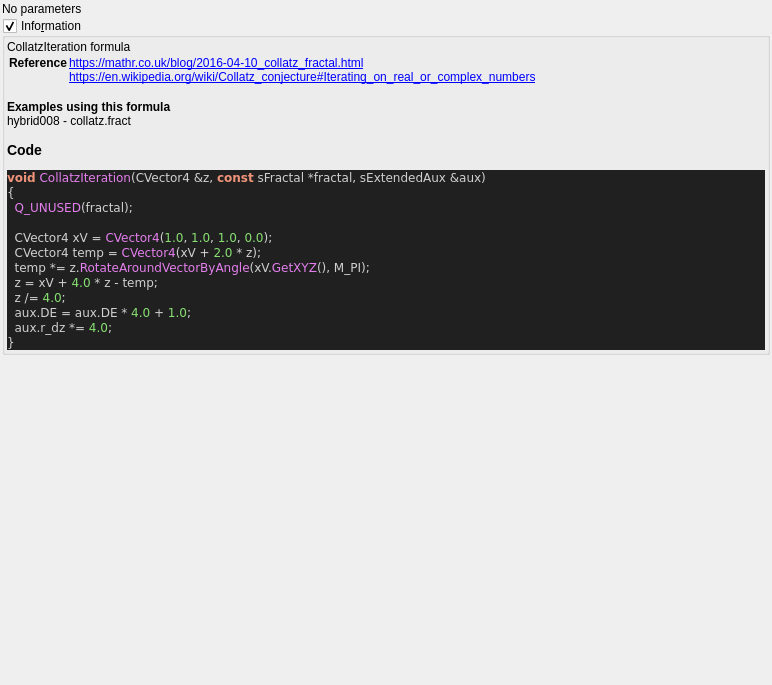
Qt form mandelbulber2/formula/ui/fractal_collatz.ui (buddhi1980/mandelbulber2) before a commit.
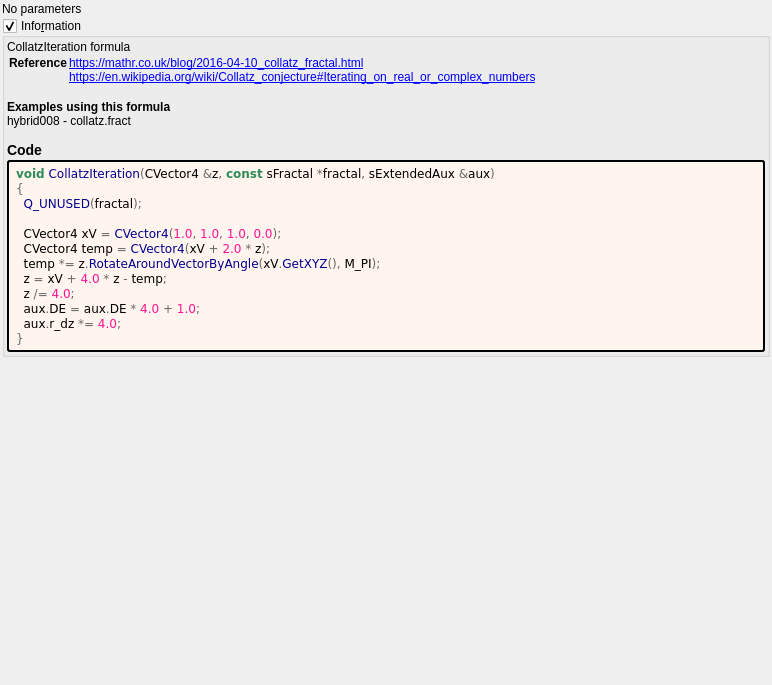
The same form after that commit. Custom widgets are drawn as their Qt base class.

What changed in the file:
```diff
--- a/mandelbulber2/formula/ui/fractal_collatz.ui
+++ b/mandelbulber2/formula/ui/fractal_collatz.ui
@@ -64,27 +64,42 @@
        <number>2</number>
       </property>
       <item>
-       <widget class="QLabel" name="label_code_content">
+	   <widget class="QLabel" name="label_information_general">
         <property name="text">
          <string notr="true">&lt;p&gt;CollatzIteration formula&lt;/p&gt;&lt;table&gt;
 &lt;tr&gt;&lt;th&gt;Reference&lt;/th&gt;&lt;td&gt;&lt;a href=&quot;https://mathr.co.uk/blog/2016-04-10_collatz_fractal.html&quot;&gt;https://mathr.co.uk/blog/2016-04-10_collatz_fractal.html&lt;br&gt;
 &lt;a href=&quot;https://en.wikipedia.org/wiki/Collatz_conjecture#Iterating_on_real_or_complex_numbers&quot;&gt;https://en.wikipedia.org/wiki/Collatz_conjecture#Iterating_on_real_or_complex_numbers&lt;br&gt;
 &lt;/td&gt;&lt;/tr&gt;
 &lt;/table&gt;
-&lt;br&gt;&lt;b&gt;Examples using this formula&lt;/b&gt;&lt;br&gt;hybrid008 - collatz.fract&lt;h3&gt;Code&lt;/h3&gt;
-&lt;body style=&quot;background-color:#202020&quot;&gt;
-&lt;pre style=&quot;color:#d0d0d0; background-color:#202020;  font-family:'Courier New',monospace;&quot;&gt;&lt;span style=&quot;color:#f09479; font-weight:bold&quot;&gt;void&lt;/span&gt; &lt;span style=&quot;color:#e47eed&quot;&gt;CollatzIteration&lt;/span&gt;&lt;span style=&quot;color:#d0d0d0&quot;&gt;(&lt;/span&gt;CVector4 &lt;span style=&quot;color:#d0d0d0&quot;&gt;&amp;amp;&lt;/span&gt;z&lt;span style=&quot;color:#d0d0d0&quot;&gt;,&lt;/span&gt; &lt;span style=&quot;color:#f09479; font-weight:bold&quot;&gt;const&lt;/span&gt; sFractal &lt;span style=&quot;color:#d0d0d0&quot;&gt;*&lt;/span&gt;fractal&lt;span style=&quot;color:#d0d0d0&quot;&gt;,&lt;/span&gt; sExtendedAux &lt;span style=&quot;color:#d0d0d0&quot;&gt;&amp;amp;&lt;/span&gt;aux&lt;span style=&quot;color:#d0d0d0&quot;&gt;)&lt;/span&gt;
-&lt;span style=&quot;color:#d0d0d0&quot;&gt;{&lt;/span&gt;
-  &lt;span style=&quot;color:#e47eed&quot;&gt;Q_UNUSED&lt;/span&gt;&lt;span style=&quot;color:#d0d0d0&quot;&gt;(&lt;/span&gt;fractal&lt;span style=&quot;color:#d0d0d0&quot;&gt;);&lt;/span&gt;
+&lt;br&gt;&lt;b&gt;Examples using this formula&lt;/b&gt;&lt;br&gt;hybrid008 - collatz.fract&lt;h3&gt;Code&lt;/h3&gt;</string>
+		</property>
+		<property name="wordWrap">
+		 <bool>true</bool>
+		</property>
+		<property name="openExternalLinks">
+		 <bool>true</bool>
+		</property>
+		<property name="textInteractionFlags">
+		 <set>Qt::LinksAccessibleByMouse|Qt::TextSelectableByMouse</set>
+		</property>
+		</widget>
+	   </item>
+	   <item>
+	    <widget class="QLabel" name="label_code_content">
+		 <property name="text">
+		  <string notr="true">&lt;body style=&quot;background-color:#fff5ee&quot;&gt;
+&lt;pre style=&quot;color:#000000; background-color:#fff5ee;  font-family:'Courier New',monospace;&quot;&gt;&lt;span style=&quot;color:#2e8b57; font-weight:bold&quot;&gt;void&lt;/span&gt; &lt;span style=&quot;color:#00008f&quot;&gt;CollatzIteration&lt;/span&gt;&lt;span style=&quot;color:#676767&quot;&gt;(&lt;/span&gt;CVector4 &lt;span style=&quot;color:#676767&quot;&gt;&amp;amp;&lt;/span&gt;z&lt;span style=&quot;color:#676767&quot;&gt;,&lt;/span&gt; &lt;span style=&quot;color:#2e8b57; font-weight:bold&quot;&gt;const&lt;/span&gt; sFractal &lt;span style=&quot;color:#676767&quot;&gt;*&lt;/span&gt;fractal&lt;span style=&quot;color:#676767&quot;&gt;,&lt;/span&gt; sExtendedAux &lt;span style=&quot;color:#676767&quot;&gt;&amp;amp;&lt;/span&gt;aux&lt;span style=&quot;color:#676767&quot;&gt;)&lt;/span&gt;
+&lt;span style=&quot;color:#676767&quot;&gt;{&lt;/span&gt;
+  &lt;span style=&quot;color:#00008f&quot;&gt;Q_UNUSED&lt;/span&gt;&lt;span style=&quot;color:#676767&quot;&gt;(&lt;/span&gt;fractal&lt;span style=&quot;color:#676767&quot;&gt;);&lt;/span&gt;
 
-  CVector4 xV &lt;span style=&quot;color:#d0d0d0&quot;&gt;=&lt;/span&gt; &lt;span style=&quot;color:#e47eed&quot;&gt;CVector4&lt;/span&gt;&lt;span style=&quot;color:#d0d0d0&quot;&gt;(&lt;/span&gt;&lt;span style=&quot;color:#87df71&quot;&gt;1.0&lt;/span&gt;&lt;span style=&quot;color:#d0d0d0&quot;&gt;,&lt;/span&gt; &lt;span style=&quot;color:#87df71&quot;&gt;1.0&lt;/span&gt;&lt;span style=&quot;color:#d0d0d0&quot;&gt;,&lt;/span&gt; &lt;span style=&quot;color:#87df71&quot;&gt;1.0&lt;/span&gt;&lt;span style=&quot;color:#d0d0d0&quot;&gt;,&lt;/span&gt; &lt;span style=&quot;color:#87df71&quot;&gt;0.0&lt;/span&gt;&lt;span style=&quot;color:#d0d0d0&quot;&gt;);&lt;/span&gt;
-  CVector4 temp &lt;span style=&quot;color:#d0d0d0&quot;&gt;=&lt;/span&gt; &lt;span style=&quot;color:#e47eed&quot;&gt;CVector4&lt;/span&gt;&lt;span style=&quot;color:#d0d0d0&quot;&gt;(&lt;/span&gt;xV &lt;span style=&quot;color:#d0d0d0&quot;&gt;+&lt;/span&gt; &lt;span style=&quot;color:#87df71&quot;&gt;2.0&lt;/span&gt; &lt;span style=&quot;color:#d0d0d0&quot;&gt;*&lt;/span&gt; z&lt;span style=&quot;color:#d0d0d0&quot;&gt;);&lt;/span&gt;
-  temp &lt;span style=&quot;color:#d0d0d0&quot;&gt;*=&lt;/span&gt; z&lt;span style=&quot;color:#d0d0d0&quot;&gt;.&lt;/span&gt;&lt;span style=&quot;color:#e47eed&quot;&gt;RotateAroundVectorByAngle&lt;/span&gt;&lt;span style=&quot;color:#d0d0d0&quot;&gt;(&lt;/span&gt;xV&lt;span style=&quot;color:#d0d0d0&quot;&gt;.&lt;/span&gt;&lt;span style=&quot;color:#e47eed&quot;&gt;GetXYZ&lt;/span&gt;&lt;span style=&quot;color:#d0d0d0&quot;&gt;(),&lt;/span&gt; M_PI&lt;span style=&quot;color:#d0d0d0&quot;&gt;);&lt;/span&gt;
-  z &lt;span style=&quot;color:#d0d0d0&quot;&gt;=&lt;/span&gt; xV &lt;span style=&quot;color:#d0d0d0&quot;&gt;+&lt;/span&gt; &lt;span style=&quot;color:#87df71&quot;&gt;4.0&lt;/span&gt; &lt;span style=&quot;color:#d0d0d0&quot;&gt;*&lt;/span&gt; z &lt;span style=&quot;color:#d0d0d0&quot;&gt;-&lt;/span&gt; temp&lt;span style=&quot;color:#d0d0d0&quot;&gt;;&lt;/span&gt;
-  z &lt;span style=&quot;color:#d0d0d0&quot;&gt;/=&lt;/span&gt; &lt;span style=&quot;color:#87df71&quot;&gt;4.0&lt;/span&gt;&lt;span style=&quot;color:#d0d0d0&quot;&gt;;&lt;/span&gt;
-  aux&lt;span style=&quot;color:#d0d0d0&quot;&gt;.&lt;/span&gt;DE &lt;span style=&quot;color:#d0d0d0&quot;&gt;=&lt;/span&gt; aux&lt;span style=&quot;color:#d0d0d0&quot;&gt;.&lt;/span&gt;DE &lt;span style=&quot;color:#d0d0d0&quot;&gt;*&lt;/span&gt; &lt;span style=&quot;color:#87df71&quot;&gt;4.0&lt;/span&gt; &lt;span style=&quot;color:#d0d0d0&quot;&gt;+&lt;/span&gt; &lt;span style=&quot;color:#87df71&quot;&gt;1.0&lt;/span&gt;&lt;span style=&quot;color:#d0d0d0&quot;&gt;;&lt;/span&gt;
-  aux&lt;span style=&quot;color:#d0d0d0&quot;&gt;.&lt;/span&gt;r_dz &lt;span style=&quot;color:#d0d0d0&quot;&gt;*=&lt;/span&gt; &lt;span style=&quot;color:#87df71&quot;&gt;4.0&lt;/span&gt;&lt;span style=&quot;color:#d0d0d0&quot;&gt;;&lt;/span&gt;
-&lt;span style=&quot;color:#d0d0d0&quot;&gt;}&lt;/span&gt;
+  CVector4 xV &lt;span style=&quot;color:#676767&quot;&gt;=&lt;/span&gt; &lt;span style=&quot;color:#00008f&quot;&gt;CVector4&lt;/span&gt;&lt;span style=&quot;color:#676767&quot;&gt;(&lt;/span&gt;&lt;span style=&quot;color:#ff1493&quot;&gt;1.0&lt;/span&gt;&lt;span style=&quot;color:#676767&quot;&gt;,&lt;/span&gt; &lt;span style=&quot;color:#ff1493&quot;&gt;1.0&lt;/span&gt;&lt;span style=&quot;color:#676767&quot;&gt;,&lt;/span&gt; &lt;span style=&quot;color:#ff1493&quot;&gt;1.0&lt;/span&gt;&lt;span style=&quot;color:#676767&quot;&gt;,&lt;/span&gt; &lt;span style=&quot;color:#ff1493&quot;&gt;0.0&lt;/span&gt;&lt;span style=&quot;color:#676767&quot;&gt;);&lt;/span&gt;
+  CVector4 temp &lt;span style=&quot;color:#676767&quot;&gt;=&lt;/span&gt; &lt;span style=&quot;color:#00008f&quot;&gt;CVector4&lt;/span&gt;&lt;span style=&quot;color:#676767&quot;&gt;(&lt;/span&gt;xV &lt;span style=&quot;color:#676767&quot;&gt;+&lt;/span&gt; &lt;span style=&quot;color:#ff1493&quot;&gt;2.0&lt;/span&gt; &lt;span style=&quot;color:#676767&quot;&gt;*&lt;/span&gt; z&lt;span style=&quot;color:#676767&quot;&gt;);&lt;/span&gt;
+  temp &lt;span style=&quot;color:#676767&quot;&gt;*=&lt;/span&gt; z&lt;span style=&quot;color:#676767&quot;&gt;.&lt;/span&gt;&lt;span style=&quot;color:#00008f&quot;&gt;RotateAroundVectorByAngle&lt;/span&gt;&lt;span style=&quot;color:#676767&quot;&gt;(&lt;/span&gt;xV&lt;span style=&quot;color:#676767&quot;&gt;.&lt;/span&gt;&lt;span style=&quot;color:#00008f&quot;&gt;GetXYZ&lt;/span&gt;&lt;span style=&quot;color:#676767&quot;&gt;(),&lt;/span&gt; M_PI&lt;span style=&quot;color:#676767&quot;&gt;);&lt;/span&gt;
+  z &lt;span style=&quot;color:#676767&quot;&gt;=&lt;/span&gt; xV &lt;span style=&quot;color:#676767&quot;&gt;+&lt;/span&gt; &lt;span style=&quot;color:#ff1493&quot;&gt;4.0&lt;/span&gt; &lt;span style=&quot;color:#676767&quot;&gt;*&lt;/span&gt; z &lt;span style=&quot;color:#676767&quot;&gt;-&lt;/span&gt; temp&lt;span style=&quot;color:#676767&quot;&gt;;&lt;/span&gt;
+  z &lt;span style=&quot;color:#676767&quot;&gt;/=&lt;/span&gt; &lt;span style=&quot;color:#ff1493&quot;&gt;4.0&lt;/span&gt;&lt;span style=&quot;color:#676767&quot;&gt;;&lt;/span&gt;
+  aux&lt;span style=&quot;color:#676767&quot;&gt;.&lt;/span&gt;DE &lt;span style=&quot;color:#676767&quot;&gt;=&lt;/span&gt; aux&lt;span style=&quot;color:#676767&quot;&gt;.&lt;/span&gt;DE &lt;span style=&quot;color:#676767&quot;&gt;*&lt;/span&gt; &lt;span style=&quot;color:#ff1493&quot;&gt;4.0&lt;/span&gt; &lt;span style=&quot;color:#676767&quot;&gt;+&lt;/span&gt; &lt;span style=&quot;color:#ff1493&quot;&gt;1.0&lt;/span&gt;&lt;span style=&quot;color:#676767&quot;&gt;;&lt;/span&gt;
+  aux&lt;span style=&quot;color:#676767&quot;&gt;.&lt;/span&gt;r_dz &lt;span style=&quot;color:#676767&quot;&gt;*=&lt;/span&gt; &lt;span style=&quot;color:#ff1493&quot;&gt;4.0&lt;/span&gt;&lt;span style=&quot;color:#676767&quot;&gt;;&lt;/span&gt;
+&lt;span style=&quot;color:#676767&quot;&gt;}&lt;/span&gt;
 &lt;/pre&gt;
 &lt;/body&gt;</string>
         </property>
@@ -97,6 +112,9 @@
         <property name="textInteractionFlags">
          <set>Qt::LinksAccessibleByMouse|Qt::TextSelectableByMouse</set>
         </property>
+		 <property name="styleSheet">
+		  <string notr="true">border-style: outset; border-width: 2px; border-radius: 3px; border-color: black; background-color: #fff5ee; padding: 4px;</string>
+		  </property>
        </widget>
       </item>
      </layout>
```
Lines whose indentation alone changed are shown as unchanged.
